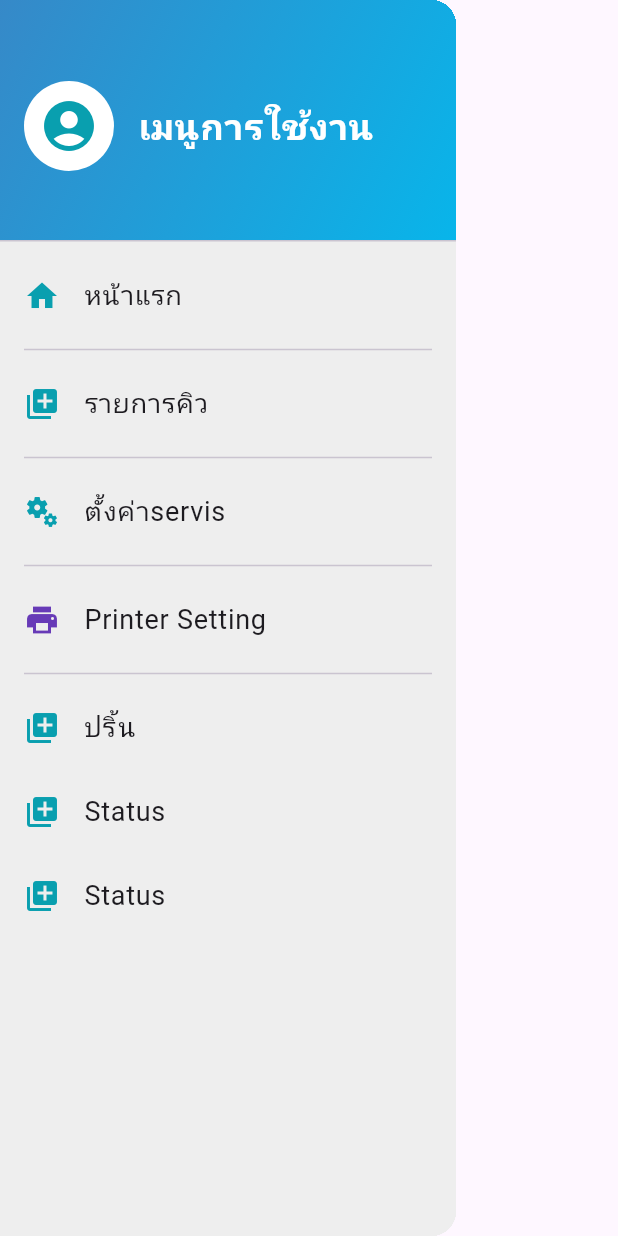
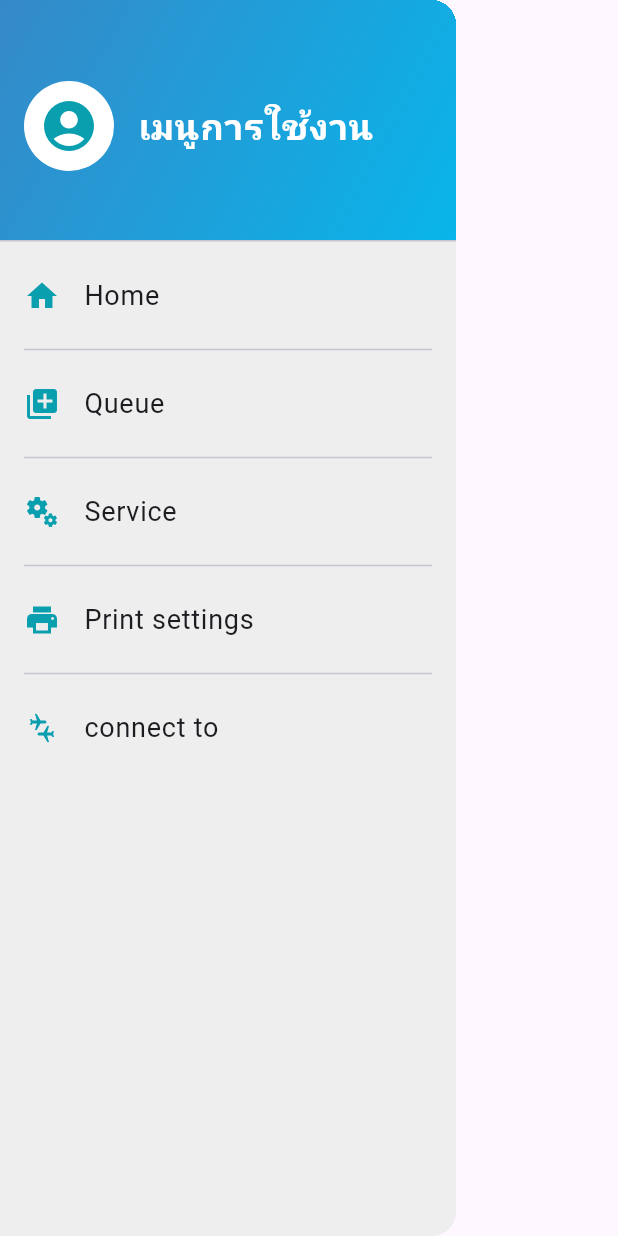
Before and after one commit to nursuhaida01/clien, a Flutter app: the SidebarMenu widget shown alone on an empty page, opened directly, on a phone screen of 412 x 824 dp. Run offline on Flutter 3.47's test engine with Material 3 defaults, Android fonts, the phone set to English and light mode, and no system bars; our stand-ins replace device_info_plus, flutter_blue_plus, get, permission_handler, sqflite; missing offline and left inert: network_info_plus, ping_discover_network_forked; accounts and stored records are empty.

Commit message:
แก้ sidebar numpad # ยาแก้

```diff
--- a/lib/numpad/numpad.dart
+++ b/lib/numpad/numpad.dart
@@ -362,14 +362,22 @@ class _NumpadState extends State<Numpad> {
       itemCount: numpadButtons.length,
       itemBuilder: (context, index) {
         final buttonText = numpadButtons[index];
+
         return ElevatedButton(
           onPressed: () {
             if (buttonText == 'delete') {
+              // ลบข้อความตัวสุดท้าย
               if (controller.text.isNotEmpty) {
                 controller.text =
                     controller.text.substring(0, controller.text.length - 1);
               }
+            } else if (buttonText == '0') {
+              // ป้องกันไม่ให้กด 0 เป็นตัวแรก
+              if (controller.text.isNotEmpty) {
+                controller.text += buttonText;
+              }
             } else if (buttonText.isNotEmpty) {
+              // เพิ่มตัวเลขอื่น ๆ
               controller.text += buttonText;
             }
           },
@@ -381,9 +389,10 @@ class _NumpadState extends State<Numpad> {
             padding: EdgeInsets.zero,
           ),
           child: Center(
-              child: Text(buttonText == 'delete' ? 'ลบ' : buttonText,
-                  style:
-                      TextStyle(fontSize: fontSize * 2.0, color: Colors.white)),
+            child: Text(
+              buttonText == 'delete' ? 'ลบ' : buttonText,
+              style: TextStyle(fontSize: fontSize * 2.0, color: Colors.white),
+            ),
           ),
         );
       },
--- a/lib/sidebar_menu.dart
+++ b/lib/sidebar_menu.dart
@@ -52,21 +52,22 @@ class SidebarMenu extends StatelessWidget {
                 ],
               ),
             ),
-            ListTile(
+             ListTile(
               leading: const Icon(Icons.home, color: Color.fromRGBO(9, 159, 175, 1.0),),
               title: const Text(
-                'หน้าแรก',
+                'Home',
                 style: TextStyle(fontSize: 18),
               ),
               onTap: () {
                 Navigator.pop(context); // ปิด Drawer
+
               },
             ),
             const Divider(thickness: 1, indent: 16, endIndent: 16), // เส้นแบ่ง
             ListTile(
               leading: const Icon(Icons.queue, color: Color.fromRGBO(9, 159, 175, 1.0),),
               title: const Text(
-                'รายการคิว',
+                'Queue',
                 style: TextStyle(fontSize: 18),
               ),
               onTap: () {
@@ -81,7 +82,7 @@ class SidebarMenu extends StatelessWidget {
             ListTile(
               leading: const Icon(Icons.miscellaneous_services, color: Color.fromRGBO(9, 159, 175, 1.0),),
               title: const Text(
-                'ตั้งค่าservis',
+                'Service',
                 style: TextStyle(fontSize: 18),
               ),
               onTap: () {
@@ -92,26 +93,12 @@ class SidebarMenu extends StatelessWidget {
               );
               },
             ),
-            const Divider(thickness: 1, indent: 16, endIndent: 16), // เส้นแบ่ง
-           ListTile(
-              leading: const Icon(Icons.print, color: Colors.deepPurple),
-              title: const Text(
-                'Printer Setting',
-                style: TextStyle(fontSize: 18),
-              ),
-              onTap: () {
-              Navigator.pop(context); // ปิด Drawer
-              // Navigator.push(
-              //   context,
-              //   MaterialPageRoute(builder: (context) => const SettingScreen()), // ไปยังหน้าการตั้งค่า
-              // );
-            },
-            ),
+
             const Divider(thickness: 1, indent: 16, endIndent: 16), // เส้นแบ่ง
             ListTile(
-              leading: const Icon(Icons.queue, color: Color.fromRGBO(9, 159, 175, 1.0),),
+              leading: const Icon(Icons.print, color: Color.fromRGBO(9, 159, 175, 1.0),),
               title: const Text(
-                'ปริ้น',
+                'Print settings',
                 style: TextStyle(fontSize: 18),
               ),
               onTap: () {
@@ -122,24 +109,25 @@ class SidebarMenu extends StatelessWidget {
               );
               },
             ),
+            //  ListTile(
+            //   leading: const Icon(Icons.queue, color: Color.fromRGBO(9, 159, 175, 1.0),),
+            //   title: const Text(
+            //     'Status',
+            //     style: TextStyle(fontSize: 18),
+            //   ),
+            //   onTap: () {
+            //     Navigator.pop(context);
+            //      Navigator.push(
+            //     context,
+            //     MaterialPageRoute(builder: (context) =>  AddStatusPage()), // ไปยังหน้าการตั้งค่า
+            //   );
+            //   },
+            // ),
+            const Divider(thickness: 1, indent: 16, endIndent: 16),
              ListTile(
-              leading: const Icon(Icons.queue, color: Color.fromRGBO(9, 159, 175, 1.0),),
+              leading: const Icon(Icons.connecting_airports, color: Color.fromRGBO(9, 159, 175, 1.0),),
               title: const Text(
-                'Status',
-                style: TextStyle(fontSize: 18),
-              ),
-              onTap: () {
-                Navigator.pop(context);
-                 Navigator.push(
-                context,
-                MaterialPageRoute(builder: (context) =>  AddStatusPage()), // ไปยังหน้าการตั้งค่า
-              );
-              },
-            ),
-             ListTile(
-              leading: const Icon(Icons.queue, color: Color.fromRGBO(9, 159, 175, 1.0),),
-              title: const Text(
-                'Status',
+                'connect to',
                 style: TextStyle(fontSize: 18),
               ),
               onTap: () {
```
Lines whose indentation alone changed are shown as unchanged.
